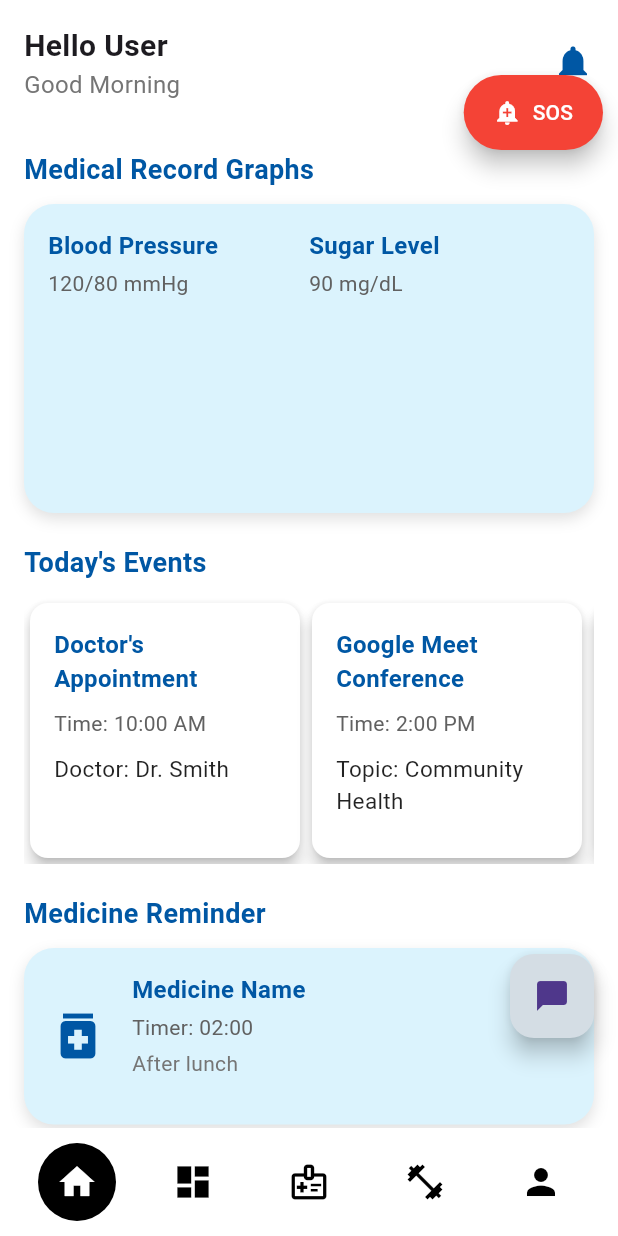
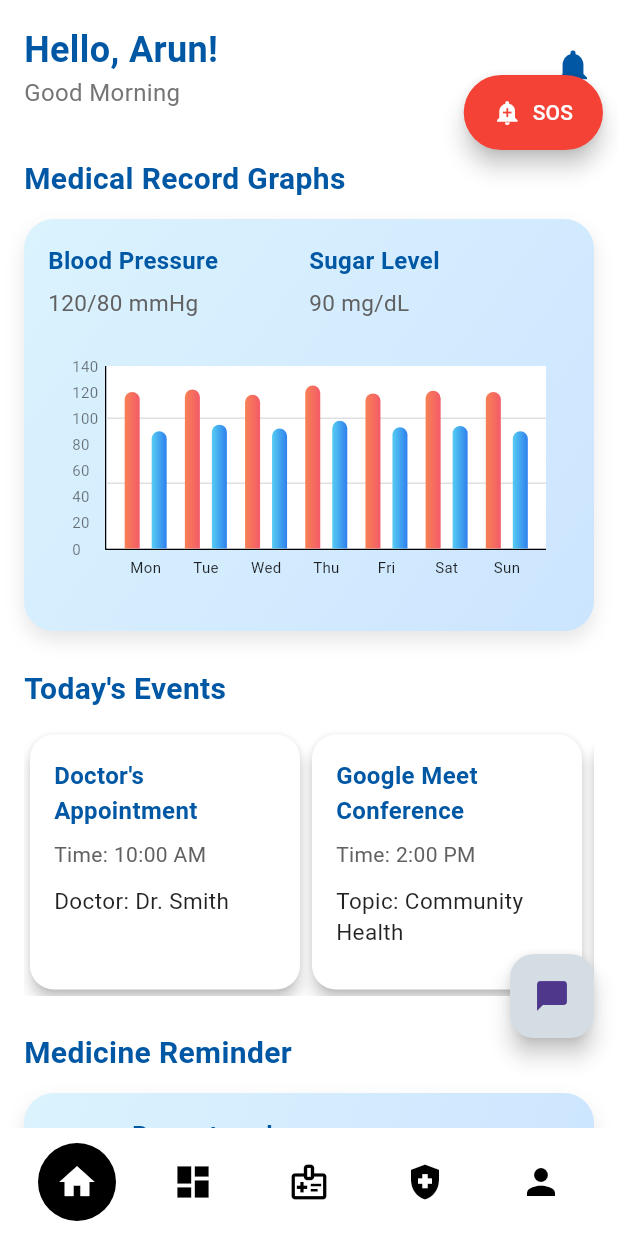
Before and after one commit to navaneeth0041/VitaCare, a Flutter app: the screen it shows after launch, on a phone screen of 412 x 824 dp. Run offline on Flutter 3.47's test engine with Material 3 defaults, Android fonts, the phone set to English and light mode, and no system bars; drawn by our look-alikes of fl_chart; our stand-ins replace cloud_firestore, firebase_core, firebase_storage, flutter_local_notifications, flutter_riverpod, flutter_tts and 5 more; accounts and stored records are empty; network calls fail.

Commit message:
feat:Add bargraph

```diff
--- a/vitacare/lib/homepage.dart
+++ b/vitacare/lib/homepage.dart
@@ -6,8 +6,12 @@ import 'package:vitacare/aichat.dart';
 import 'package:vitacare/components/stat_card.dart';
 import 'package:vitacare/fitness_page.dart';
 import 'package:vitacare/meeting_page.dart';
+import 'package:vitacare/models/healthcheckmodels.dart';
+import 'package:vitacare/views/HealthCHecks/GeneralHealthCheck.dart';
 import 'package:vitacare/views/Medication/medication_tracker_screen.dart';
 import 'package:vitacare/reflection_page.dart';
+import 'package:vitacare/widgets/barchart.dart';
+import 'package:vitacare/widgets/checkcontainer.dart';
 
 class HomePage extends StatefulWidget {
   const HomePage({super.key});
@@ -148,7 +152,7 @@ class HomePageState extends State<HomePage> {
             _buildBottomNavButton(Icons.home, 0),
             _buildBottomNavButton(Icons.dashboard, 1),
             _buildBottomNavButton(Icons.medical_information_outlined, 2),
-            _buildBottomNavButton(Icons.fitness_center, 3),
+            _buildBottomNavButton(Icons.health_and_safety, 3),
             _buildBottomNavButton(Icons.person, 4),
           ],
         ),
@@ -205,17 +209,28 @@ class HomePageContent extends StatelessWidget {
                   crossAxisAlignment: CrossAxisAlignment.start,
                   children: [
                     const Text(
-                      'Hello User',
-                      style: TextStyle(fontSize: 20, fontWeight: FontWeight.bold),
+                      'Hello, Arun!',
+                      style: TextStyle(
+                        fontSize: 24,
+                        fontWeight: FontWeight.w700,
+                        color: Color(0xFF0057A4),
+                      ),
                     ),
                     Text(
                       'Good Morning',
-                      style: TextStyle(fontSize: 16, color: Colors.grey[600]),
+                      style: TextStyle(
+                        fontSize: 16,
+                        color: Colors.grey[600],
+                      ),
                     ),
                   ],
                 ),
               ),
-              const Icon(Icons.notifications, size: 28, color: Color(0xFF0057A4)),
+              const Icon(
+                Icons.notifications,
+                size: 28,
+                color: Color(0xFF0057A4),
+              ),
             ],
           ),
         ),
@@ -225,31 +240,36 @@ class HomePageContent extends StatelessWidget {
             child: Column(
               crossAxisAlignment: CrossAxisAlignment.start,
               children: [
-                // Medical Record Graphs Section
                 const Text(
                   'Medical Record Graphs',
                   style: TextStyle(
-                    fontSize: 18,
+                    fontSize: 20,
                     fontWeight: FontWeight.bold,
                     color: Color(0xFF0057A4),
                   ),
                 ),
-                const SizedBox(height: 10),
+                const SizedBox(height: 12),
  Container(
-                  height: screenWidth/2,
+      height: screenWidth / 1.5,  // Adjust height to fit chart below tiles
       padding: const EdgeInsets.all(16.0),
       decoration: BoxDecoration(
-                    color: const Color(0xFFDBF3FD),
+        gradient: const LinearGradient(
+          colors: [Color(0xFFDBF3FD), Color(0xFFCCE5FF)],
+          begin: Alignment.topLeft,
+          end: Alignment.bottomRight,
+        ),
         borderRadius: BorderRadius.circular(20),
-                    boxShadow: const [
+        boxShadow: [
           BoxShadow(
-                        color: Colors.black12,
-                        blurRadius: 8,
-                        offset: Offset(0, 4),
+            color: Colors.black12.withOpacity(0.1),
+            blurRadius: 10,
+            offset: const Offset(0, 6),
           ),
         ],
       ),
-                  child: Row(
+      child: Column(
+        children: [
+          Row(
             children: [
               Expanded(
                 child: Column(
@@ -259,14 +279,17 @@ class HomePageContent extends StatelessWidget {
                       'Blood Pressure',
                       style: TextStyle(
                         fontSize: 16,
-                                fontWeight: FontWeight.bold,
+                        fontWeight: FontWeight.w600,
                         color: Color(0xFF0057A4),
                       ),
                     ),
-                            const SizedBox(height: 4),
+                    const SizedBox(height: 6),
                     Text(
                       '120/80 mmHg',
-                              style: TextStyle(fontSize: 14, color: Colors.grey[700]),
+                      style: TextStyle(
+                        fontSize: 15,
+                        color: Colors.grey[700],
+                      ),
                     ),
                   ],
                 ),
@@ -279,43 +302,51 @@ class HomePageContent extends StatelessWidget {
                       'Sugar Level',
                       style: TextStyle(
                         fontSize: 16,
-                                fontWeight: FontWeight.bold,
+                        fontWeight: FontWeight.w600,
                         color: Color(0xFF0057A4),
                       ),
                     ),
-                            const SizedBox(height: 4),
+                    const SizedBox(height: 6),
                     Text(
                       '90 mg/dL',
-                              style: TextStyle(fontSize: 14, color: Colors.grey[700]),
+                      style: TextStyle(
+                        fontSize: 15,
+                        color: Colors.grey[700],
+                      ),
                     ),
                   ],
                 ),
               ),
             ],
           ),
+          const SizedBox(height: 16), // Spacing between tiles and chart
+          Expanded(
+            child: BarChartWidget(),  // BarChartWidget is added below the tiles
           ),
-                const SizedBox(height: 20),
-                // Today’s Events Section
+        ],
+      ),
+    ),
+
+                const SizedBox(height: 24),
                 const Text(
                   'Today\'s Events',
                   style: TextStyle(
-                    fontSize: 18,
+                    fontSize: 20,
                     fontWeight: FontWeight.bold,
                     color: Color(0xFF0057A4),
                   ),
                 ),
-                const SizedBox(height: 10),
+                const SizedBox(height: 12),
                 Center(
                   child: SingleChildScrollView(
                     scrollDirection: Axis.horizontal,
                     child: Row(
-                      children: List.generate(events.length, (index) {
-                        final event = events[index];
+                      children: events.map((event) {
                         return Card(
                           color: Colors.white,
                           elevation: 4,
                           shape: RoundedRectangleBorder(
-                            borderRadius: BorderRadius.circular(12),
+                            borderRadius: BorderRadius.circular(16),
                           ),
                           child: Container(
                             width: 180,
@@ -335,44 +366,52 @@ class HomePageContent extends StatelessWidget {
                                 const SizedBox(height: 8),
                                 Text(
                                   'Time: ${event['time']}',
-                                  style: TextStyle(fontSize: 14, color: Colors.grey[700]),
+                                  style: TextStyle(
+                                    fontSize: 14,
+                                    color: Colors.grey[700],
+                                  ),
                                 ),
                                 const SizedBox(height: 10),
                                 Text(
                                   event['details']!,
-                                  style: const TextStyle(fontSize: 15, color: Colors.black87),
+                                  style: const TextStyle(
+                                    fontSize: 15,
+                                    color: Colors.black87,
+                                  ),
                                 ),
                               ],
                             ),
                           ),
                         );
-                      }),
+                      }).toList(),
                     ),
                   ),
                 ),
-
-                const SizedBox(height: 20),
-                // Medicine Reminder Section
+                const SizedBox(height: 24),
                 const Text(
                   'Medicine Reminder',
                   style: TextStyle(
-                    fontSize: 18,
+                    fontSize: 20,
                     fontWeight: FontWeight.bold,
                     color: Color(0xFF0057A4),
                   ),
                 ),
-                const SizedBox(height: 10),
+                const SizedBox(height: 12),
                 Container(
-                  height: screenWidth/3.5,
+                  height: screenWidth / 3.5,
                   padding: const EdgeInsets.all(16.0),
                   decoration: BoxDecoration(
-                    color: const Color(0xFFDBF3FD),
+                    gradient: const LinearGradient(
+                      colors: [Color(0xFFDBF3FD), Color(0xFFCCE5FF)],
+                      begin: Alignment.topLeft,
+                      end: Alignment.bottomRight,
+                    ),
                     borderRadius: BorderRadius.circular(20),
-                    boxShadow: const [
+                    boxShadow: [
                       BoxShadow(
-                        color: Colors.black12,
-                        blurRadius: 8,
-                        offset: Offset(0, 4),
+                        color: Colors.black12.withOpacity(0.1),
+                        blurRadius: 10,
+                        offset: const Offset(0, 6),
                       ),
                     ],
                   ),
@@ -388,7 +427,7 @@ class HomePageContent extends StatelessWidget {
                         crossAxisAlignment: CrossAxisAlignment.start,
                         children: [
                           const Text(
-                            'Medicine Name',
+                            'Paracetamol',
                             style: TextStyle(
                               fontSize: 16,
                               fontWeight: FontWeight.bold,
@@ -397,30 +436,85 @@ class HomePageContent extends StatelessWidget {
                           ),
                           const SizedBox(height: 4),
                           Text(
-                            'Timer: ${(remainingSeconds ~/ 60).toString().padLeft(2, '0')}:${(remainingSeconds % 60).toString().padLeft(2, '0')}',
-                            style: TextStyle(fontSize: 14, color: Colors.grey[700]),
+                            'Time: ${(remainingSeconds ~/ 60).toString().padLeft(2, '0')}:${(remainingSeconds % 60).toString().padLeft(2, '0')}',
+                            style: TextStyle(
+                              fontSize: 14,
+                              color: Colors.grey[700],
+                            ),
                           ),
                           const SizedBox(height: 4),
                           Text(
                             'After lunch',
-                            style: TextStyle(fontSize: 14, color: Colors.grey[600]),
+                            style: TextStyle(
+                              fontSize: 14,
+                              color: Colors.grey[600],
+                            ),
                           ),
                         ],
                       ),
                     ],
                   ),
                 ),
-                const SizedBox(height: 20),
-                // Health Stats Section
+                const SizedBox(height: 24),
                 const Text(
-                  'Patient Health Stats',
+                  'Health Checks',
                   style: TextStyle(
-                    fontSize: 18,
+                    fontSize: 20,
                     fontWeight: FontWeight.bold,
                     color: Color(0xFF0057A4),
                   ),
                 ),
-                const SizedBox(height: 10),
+                const SizedBox(height: 24),
+                Checkcontainer(
+                  title: "General Health Check",
+                  subtitle: "How Healthy are you",
+                  imageUrl: "https://www.ethika.co.in/wp-content/uploads/2022/06/annual-health-checkup-1200x900.jpg",
+                  onTap: () {
+                    HealthCheck healthCheck = HealthCheck(
+                      title: "General Health Check",
+                      subtitle: "How Healthy are you",
+                      imageUrl: "https://www.ethika.co.in/wp-content/uploads/2022/06/annual-health-checkup-1200x900.jpg",
+                    );
+
+                    Navigator.push(
+                      context,
+                      MaterialPageRoute(
+                        builder: (context) => GeneralHealthCheck(healthCheck: healthCheck),
+                      ),
+                    );
+                  },
+                ),
+                Checkcontainer(
+  title: "Mental Wellness Check",
+  subtitle: "Evaluate Your Emotional Health",
+  imageUrl: "https://img.freepik.com/premium-photo/vibrant-mental-health-awareness-concept-with-brain-floral-depicting-challenges-solutions_1319687-15502.jpg",
+  onTap: () {
+    HealthCheck healthCheck = HealthCheck(
+      title: "Mental Wellness Check",
+      subtitle: "Evaluate Your Emotional Health",
+      imageUrl: "https://img.freepik.com/premium-photo/vibrant-mental-health-awareness-concept-with-brain-floral-depicting-challenges-solutions_1319687-15502.jpg",
+    );
+
+    Navigator.push(
+      context,
+      MaterialPageRoute(
+        builder: (context) => GeneralHealthCheck(healthCheck: healthCheck),
+      ),
+    );
+  },
+),
+
+                const SizedBox(height: 24),
+
+                const Text(
+                  'Patient Health Stats',
+                  style: TextStyle(
+                    fontSize: 20,
+                    fontWeight: FontWeight.bold,
+                    color: Color(0xFF0057A4),
+                  ),
+                ),
+                const SizedBox(height: 12),
                 GridView.count(
                   crossAxisCount: 2,
                   crossAxisSpacing: 16,
@@ -428,40 +522,31 @@ class HomePageContent extends StatelessWidget {
                   shrinkWrap: true,
                   physics: const NeverScrollableScrollPhysics(),
                   children: const [
-                    SizedBox(
-                      height: 40,
-                      width:40,
-                      child: StatCard(
+                    StatCard(
                       title: 'Blood Pressure',
                       value: '120/80',
                       change: '0',
                       icon: Icons.favorite,
                     ),
-                    ),
-                    SizedBox(
-                      child: StatCard(
+                    StatCard(
                       title: 'Cholesterol',
                       value: '180 mg/dL',
                       change: 'No Change',
                       icon: Icons.local_hospital,
                     ),
-                    ),
-                    SizedBox(
-                      child: StatCard(
+                    StatCard(
                       title: 'Sugar Level',
                       value: '90 mg/dL',
                       change: '3 mg',
                       icon: Icons.health_and_safety,
                     ),
-                    ),
-                    SizedBox(
-                      child: StatCard(
+                    StatCard(
                       title: 'Heart Rate',
                       value: '75 bpm',
                       change: 'No Change',
                       icon: Icons.favorite_border,
                     ),
-                    ),
+
                   ],
                 ),
               ],
--- /dev/null
+++ b/vitacare/lib/widgets/barchart.dart
@@ -0,0 +1,149 @@
+import 'package:fl_chart/fl_chart.dart';
+import 'package:flutter/material.dart';
+
+class BarChartWidget extends StatefulWidget {
+  @override
+  State<BarChartWidget> createState() => _BarChartWidgetState();
+}
+
+class _BarChartWidgetState extends State<BarChartWidget> {
+  List<DataModel> _list = List<DataModel>.empty(growable: true);
+
+  @override
+  void initState() {
+    super.initState();
+    // Sample data for blood pressure (in mmHg) and sugar levels (in mg/dL)
+    _list = [
+      DataModel(key: "Mon", bloodPressure: 120, sugarLevel: 90),
+      DataModel(key: "Tue", bloodPressure: 122, sugarLevel: 95),
+      DataModel(key: "Wed", bloodPressure: 118, sugarLevel: 92),
+      DataModel(key: "Thu", bloodPressure: 125, sugarLevel: 98),
+      DataModel(key: "Fri", bloodPressure: 119, sugarLevel: 93),
+      DataModel(key: "Sat", bloodPressure: 121, sugarLevel: 94),
+      DataModel(key: "Sun", bloodPressure: 120, sugarLevel: 90),
+    ];
+  }
+
+  @override
+  Widget build(BuildContext context) {
+    return Container(
+      padding: const EdgeInsets.all(16.0),
+      child: BarChart(
+        BarChartData(
+          maxY: 140,
+          backgroundColor: Colors.white,
+          barGroups: _chartGroups(),
+          borderData: FlBorderData(
+            border: const Border(bottom: BorderSide(), left: BorderSide()),
+          ),
+          gridData: FlGridData(
+            show: true,
+            drawVerticalLine: false,
+            getDrawingHorizontalLine: (value) {
+              return FlLine(
+                color: Colors.grey[300],
+                strokeWidth: 1,
+              );
+            },
+          ),
+          titlesData: FlTitlesData(
+            bottomTitles: AxisTitles(sideTitles: _bottomTitles),
+            leftTitles: AxisTitles(
+              sideTitles: SideTitles(
+                showTitles: true,
+                interval: 20,
+                getTitlesWidget: (value, meta) {
+                  return Text(
+                    value.toInt().toString(),
+                    style: const TextStyle(fontSize: 10, color: Colors.black54),
+                  );
+                },
+              ),
+            ),
+            topTitles: AxisTitles(sideTitles: SideTitles(showTitles: false)),
+            rightTitles: AxisTitles(sideTitles: SideTitles(showTitles: false)),
+          ),
+          barTouchData: BarTouchData(
+            touchTooltipData: BarTouchTooltipData(
+              getTooltipItem: (group, groupIndex, rod, rodIndex) {
+                String day = _list[group.x.toInt()].key;
+                double value = rod.toY;
+                return BarTooltipItem(
+                  '$day\n$value',
+                  TextStyle(
+                    color: Colors.white,
+                    fontWeight: FontWeight.bold,
+                    fontSize: 12,
+                  ),
+                );
+              },
+            ),
+          ),
+        ),
+      ),
+    );
+  }
+
+  List<BarChartGroupData> _chartGroups() {
+    List<BarChartGroupData> list = [];
+    for (int i = 0; i < _list.length; i++) {
+      list.add(
+        BarChartGroupData(
+          x: i,
+          barRods: [
+            // Blood Pressure Bar
+            BarChartRodData(
+              toY: _list[i].bloodPressure,
+              color: Colors.deepOrange,
+              width: 10,
+              borderRadius: const BorderRadius.only(
+                topLeft: Radius.circular(6),
+                topRight: Radius.circular(6),
+              ),
+              gradient: const LinearGradient(
+                colors: [Color(0xFFF78154), Color(0xFFF45B69)],
+              ),
+            ),
+            // Sugar Level Bar
+            BarChartRodData(
+              toY: _list[i].sugarLevel,
+              color: Colors.lightBlue,
+              width: 10,
+              borderRadius: const BorderRadius.only(
+                topLeft: Radius.circular(6),
+                topRight: Radius.circular(6),
+              ),
+              gradient: const LinearGradient(
+                colors: [Color(0xFF56CCF2), Color(0xFF2F80ED)],
+              ),
+            ),
+          ],
+          barsSpace: 8, // Spacing between bars
+        ),
+      );
+    }
+    return list;
+  }
+
+  SideTitles get _bottomTitles => SideTitles(
+        showTitles: true,
+        getTitlesWidget: (value, meta) {
+          final day = _list[value.toInt()].key;
+          return Padding(
+            padding: const EdgeInsets.only(top: 4.0),
+            child: Text(
+              day,
+              style: TextStyle(fontSize: 10, color: Colors.black87),
+            ),
+          );
+        },
+      );
+}
+
+class DataModel {
+  final String key; // Day of the week
+  final double bloodPressure; // Blood pressure value
+  final double sugarLevel; // Sugar level value
+
+  DataModel({required this.key, required this.bloodPressure, required this.sugarLevel});
+}
--- a/vitacare/lib/widgets/checkcontainer.dart
+++ b/vitacare/lib/widgets/checkcontainer.dart
@@ -20,7 +20,7 @@ class Checkcontainer extends StatelessWidget {
       onTap: onTap,
       child: Container(
         padding: const EdgeInsets.all(16.0),
-        margin: const EdgeInsets.symmetric(vertical: 8.0, horizontal: 16.0),
+        margin: const EdgeInsets.symmetric(vertical: 8.0, ),
         decoration: BoxDecoration(
           color: Colors.white,
           borderRadius: BorderRadius.circular(12.0),
--- a/vitacare/pubspec.yaml
+++ b/vitacare/pubspec.yaml
@@ -58,6 +58,7 @@ dependencies:
   uuid: ^4.5.1
   sensors_plus: ^6.1.0
   google_fonts: ^6.2.1
+  fl_chart: ^0.69.0
 
 
 dev_dependencies:
```
Also changed, not shown: vitacare/pubspec.lock. Lines whose indentation alone changed are shown as unchanged.
